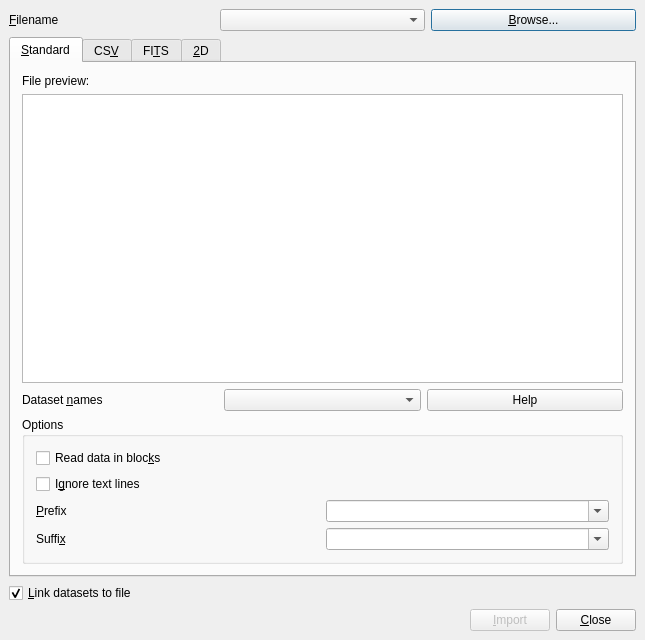
Old version of the form dialogs/import.ui in the repository veusz/veusz.
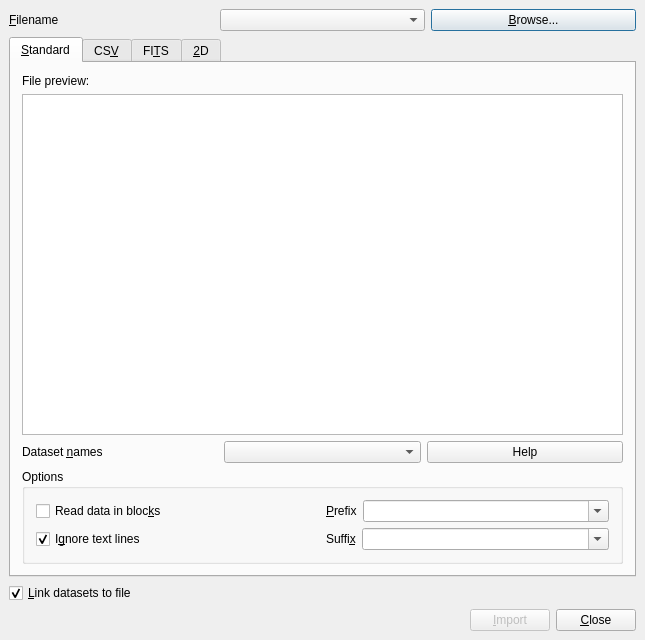
New version of the form. Custom widgets are drawn as their Qt base class.

Commit message: Import dialog improvements

The edit to the form file:
```diff
--- a/dialogs/import.ui
+++ b/dialogs/import.ui
@@ -62,7 +62,7 @@
       <attribute name="title" >
        <string>&amp;Standard</string>
       </attribute>
-      <layout class="QVBoxLayout" name="verticalLayout_5" >
+      <layout class="QVBoxLayout" name="verticalLayout_4" >
        <item>
         <widget class="QLabel" name="label_7" >
          <property name="text" >
@@ -121,54 +121,10 @@
            <property name="title" >
             <string>Options</string>
            </property>
-           <layout class="QVBoxLayout" name="verticalLayout_4" >
-            <item>
-             <widget class="QCheckBox" name="blockcheckbox" >
-              <property name="toolTip" >
-               <string>&lt;html>&lt;head>&lt;meta name="qrichtext" content="1" />&lt;/head>&lt;body style=" white-space: pre-wrap; font-family:Sans Serif; font-size:9pt; font-weight:400; font-style:normal; text-decoration:none;">&lt;p style=" margin-top:0px; margin-bottom:0px; margin-left:0px; margin-right:0px; -qt-block-indent:0; text-indent:0px;">If this is selected, blank lines or the word "no" are used to separate the file into blocks. An underscore followed by the block number is added to the dataset names&lt;/p>&lt;/body>&lt;/html></string>
-              </property>
-              <property name="text" >
-               <string>Read data in bloc&amp;ks</string>
-              </property>
-             </widget>
-            </item>
-            <item>
-             <widget class="QCheckBox" name="ignoretextcheckbox" >
-              <property name="toolTip" >
-               <string>Ignores lines consisting of text when importing the data</string>
-              </property>
-              <property name="text" >
-               <string>I&amp;gnore text lines</string>
-              </property>
-             </widget>
-            </item>
-            <item>
+           <layout class="QGridLayout" name="gridLayout_3" >
+            <item row="1" column="1" >
              <layout class="QHBoxLayout" name="horizontalLayout" >
               <item>
-               <widget class="QLabel" name="label_21" >
-                <property name="text" >
-                 <string>&amp;Prefix</string>
-                </property>
-                <property name="buddy" >
-                 <cstring>prefixcombo</cstring>
-                </property>
-               </widget>
-              </item>
-              <item>
-               <widget class="QComboBox" name="prefixcombo" >
-                <property name="toolTip" >
-                 <string>Prefix to prepend to each dataset name imported, or choose Filename to get filename prepended</string>
-                </property>
-                <property name="editable" >
-                 <bool>true</bool>
-                </property>
-               </widget>
-              </item>
-             </layout>
-            </item>
-            <item>
-             <layout class="QHBoxLayout" name="horizontalLayout_2" >
-              <item>
                <widget class="QLabel" name="label_22" >
                 <property name="text" >
                  <string>Suffi&amp;x</string>
@@ -179,7 +135,13 @@
                </widget>
               </item>
               <item>
-               <widget class="QComboBox" name="suffixcombo" >
+               <widget class="HistoryCombo" name="suffixcombo" >
+                <property name="sizePolicy" >
+                 <sizepolicy vsizetype="Fixed" hsizetype="Expanding" >
+                  <horstretch>0</horstretch>
+                  <verstretch>0</verstretch>
+                 </sizepolicy>
+                </property>
                 <property name="toolTip" >
                  <string>Suffix to append to each dataset name imported, or choose Filename to get filename appended</string>
                 </property>
@@ -190,6 +152,71 @@
               </item>
              </layout>
             </item>
+            <item row="0" column="1" >
+             <layout class="QHBoxLayout" name="horizontalLayout_4" >
+              <item>
+               <widget class="QLabel" name="label_21" >
+                <property name="text" >
+                 <string>&amp;Prefix</string>
+                </property>
+                <property name="buddy" >
+                 <cstring>prefixcombo</cstring>
+                </property>
+               </widget>
+              </item>
+              <item>
+               <widget class="HistoryCombo" name="prefixcombo" >
+                <property name="sizePolicy" >
+                 <sizepolicy vsizetype="Fixed" hsizetype="Expanding" >
+                  <horstretch>0</horstretch>
+                  <verstretch>0</verstretch>
+                 </sizepolicy>
+                </property>
+                <property name="toolTip" >
+                 <string>Prefix to prepend to each dataset name imported, or enter $FILENAME to have filename prepended</string>
+                </property>
+                <property name="editable" >
+                 <bool>true</bool>
+                </property>
+               </widget>
+              </item>
+             </layout>
+            </item>
+            <item row="1" column="0" >
+             <widget class="QCheckBox" name="ignoretextcheckbox" >
+              <property name="sizePolicy" >
+               <sizepolicy vsizetype="Fixed" hsizetype="Expanding" >
+                <horstretch>0</horstretch>
+                <verstretch>0</verstretch>
+               </sizepolicy>
+              </property>
+              <property name="toolTip" >
+               <string>Ignores lines consisting of text when importing the data</string>
+              </property>
+              <property name="text" >
+               <string>I&amp;gnore text lines</string>
+              </property>
+              <property name="checked" >
+               <bool>true</bool>
+              </property>
+             </widget>
+            </item>
+            <item row="0" column="0" >
+             <widget class="QCheckBox" name="blockcheckbox" >
+              <property name="sizePolicy" >
+               <sizepolicy vsizetype="Fixed" hsizetype="Expanding" >
+                <horstretch>0</horstretch>
+                <verstretch>0</verstretch>
+               </sizepolicy>
+              </property>
+              <property name="toolTip" >
+               <string>&lt;html>&lt;head>&lt;meta name="qrichtext" content="1" />&lt;/head>&lt;body style=" white-space: pre-wrap; font-family:Sans Serif; font-size:9pt; font-weight:400; font-style:normal; text-decoration:none;">&lt;p style=" margin-top:0px; margin-bottom:0px; margin-left:0px; margin-right:0px; -qt-block-indent:0; text-indent:0px;">If this is selected, blank lines or the word "no" are used to separate the file into blocks. An underscore followed by the block number is added to the dataset names&lt;/p>&lt;/body>&lt;/html></string>
+              </property>
+              <property name="text" >
+               <string>Read data in bloc&amp;ks</string>
+              </property>
+             </widget>
+            </item>
            </layout>
           </widget>
          </item>
```
Left out of the diff: 5 changed lines with no effect on the pictures. The commit also changes 2 other files.
